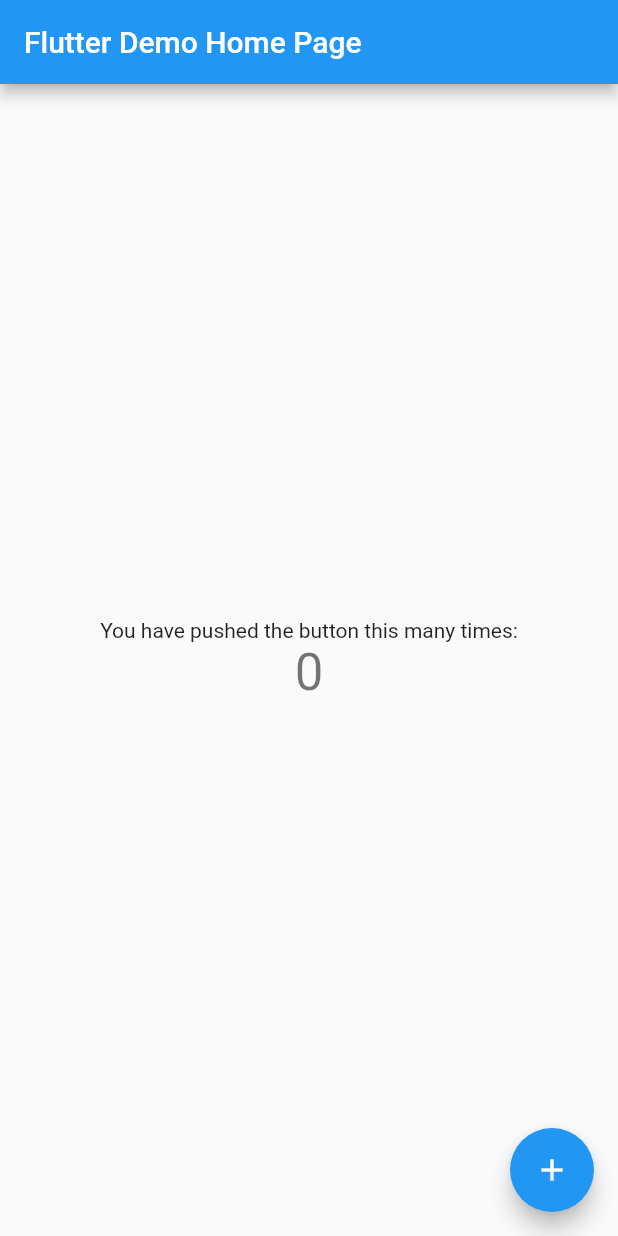
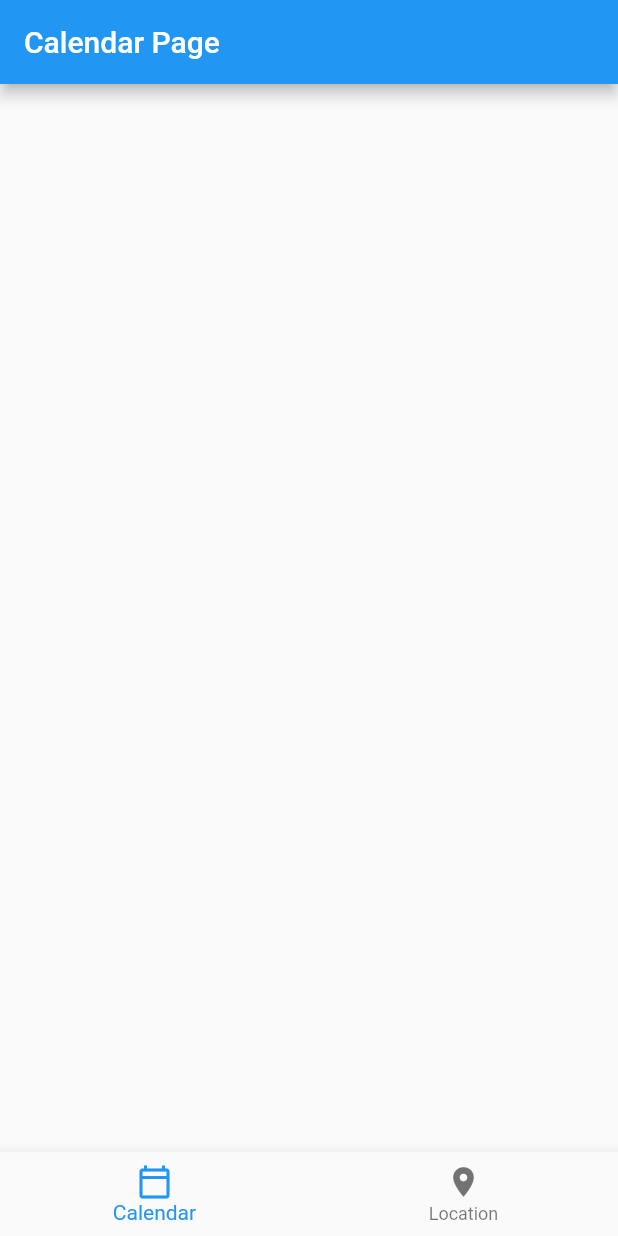
Before and after one commit to mattpake/gym_visit_tracker, a Flutter app: the screen it shows after launch, on a phone screen of 412 x 824 dp. Run offline on Flutter 3.47's test engine with Material 2 defaults, Android fonts, the phone set to English and light mode, and no system bars.

```diff
--- /dev/null
+++ b/lib/calendar_page.dart
@@ -0,0 +1,19 @@
+import 'package:flutter/material.dart';
+
+class CalendarPage extends StatefulWidget {
+  const CalendarPage({Key? key}) : super(key: key);
+
+  @override
+  _CalendarPageState createState() => _CalendarPageState();
+}
+
+class _CalendarPageState extends State<CalendarPage> {
+  @override
+  Widget build(BuildContext context) {
+    return Scaffold(
+      appBar: AppBar(
+        title: Text('Calendar Page'),
+      ),
+    );
+  }
+}
--- /dev/null
+++ b/lib/home_page.dart
@@ -0,0 +1,118 @@
+import 'package:flutter/material.dart';
+// import 'package:fluttertoast/fluttertoast.dart';
+// import 'package:geocoding/geocoding.dart';
+// import 'package:geolocator/geolocator.dart';
+// import 'package:google_maps_flutter/google_maps_flutter.dart';
+
+import 'calendar_page.dart';
+import 'gym_location_page.dart';
+
+class HomePage extends StatefulWidget {
+  const HomePage({Key? key}) : super(key: key);
+
+  @override
+  _HomePageState createState() => _HomePageState();
+}
+
+class _HomePageState extends State<HomePage> {
+  String longitudePosition = '';
+  String latitudePosition = '';
+  var currentAddress = 'My Address';
+  PageController _pageController = PageController();
+  List<Widget> _screens = [CalendarPage(), GymLocationPage()];
+  int _selectedIndex = 0;
+
+  void _onItemTapped(int index) {
+    setState(() {
+      _selectedIndex = index;
+    });
+  }
+
+  @override
+  void initState() {
+    super.initState();
+  }
+
+  @override
+  Widget build(BuildContext context) {
+    // Position currentPosition;
+
+    // Future<Position> _determinePosition() async {
+    //   bool serviceEnabled;
+    //   LocationPermission permission;
+    //
+    //   serviceEnabled = await Geolocator.isLocationServiceEnabled();
+    //   if (!serviceEnabled) {
+    //     Fluttertoast.showToast(msg: 'Please Keep your location on.');
+    //   }
+    //
+    //   permission = await Geolocator.checkPermission();
+    //   if (permission == LocationPermission.denied) {
+    //     permission = await Geolocator.requestPermission();
+    //
+    //     if (permission == LocationPermission.denied) {
+    //       Fluttertoast.showToast(msg: 'Location Permission is denied.');
+    //     }
+    //   }
+    //   if (permission == LocationPermission.deniedForever) {
+    //     Fluttertoast.showToast(msg: "Permission is denied Forever");
+    //   }
+    //   Position position = await Geolocator.getCurrentPosition(
+    //       desiredAccuracy: LocationAccuracy.high);
+    //   try {
+    //     List<Placemark> placemarks = await placemarkFromCoordinates(
+    //         position.latitude, position.longitude);
+    //     Placemark place = placemarks[0];
+    //     setState(
+    //       () {
+    //         currentPosition = position;
+    //         latitudePosition = position.latitude.toString();
+    //         longitudePosition = position.longitude.toString();
+    //         currentAddress =
+    //             '${place.locality}, ${place.postalCode}, ${place.country}';
+    //         print(currentAddress);
+    //       },
+    //     );
+    //   } catch (e) {
+    //     print('Error: $e');
+    //   }
+    //   return position;
+    // }
+
+    return Scaffold(
+      body: Container(
+        child: _screens.elementAt(_selectedIndex),
+        // controller: _pageController,
+        // children: _screens,
+        // onPageChanged: _onPageChanged,
+        // physics: NeverScrollableScrollPhysics(),
+        // children: [
+        //   Padding(
+        //     padding: const EdgeInsets.all(8.0),
+        //     child: ElevatedButton(
+        //       child: const Text("Where am I ?"),
+        //       onPressed: () {
+        //         _determinePosition();
+        //       },
+        //     ),
+        //   ),
+        //   Text(currentAddress),
+        //   Text('Longitude = $latitudePosition'),
+        //   Text('Longitude = $longitudePosition'),
+        // ],
+      ),
+      bottomNavigationBar: BottomNavigationBar(
+        onTap: _onItemTapped,
+        currentIndex: _selectedIndex,
+        items: const [
+          BottomNavigationBarItem(
+            icon: Icon(Icons.calendar_today_outlined),
+            label: "Calendar",
+          ),
+          BottomNavigationBarItem(
+              icon: Icon(Icons.location_on), label: "Location"),
+        ],
+      ),
+    );
+  }
+}
--- a/lib/main.dart
+++ b/lib/main.dart
@@ -1,115 +1,11 @@
 import 'package:flutter/material.dart';
 
+import 'home_page.dart';
+
 void main() {
-  runApp(const MyApp());
+  runApp(
+    const MaterialApp(
+      home: HomePage(),
+    ),
+  );
 }
-
-class MyApp extends StatelessWidget {
-  const MyApp({Key? key}) : super(key: key);
-
-  // This widget is the root of your application.
-  @override
-  Widget build(BuildContext context) {
-    return MaterialApp(
-      title: 'Flutter Demo',
-      theme: ThemeData(
-        // This is the theme of your application.
-        //
-        // Try running your application with "flutter run". You'll see the
-        // application has a blue toolbar. Then, without quitting the app, try
-        // changing the primarySwatch below to Colors.green and then invoke
-        // "hot reload" (press "r" in the console where you ran "flutter run",
-        // or simply save your changes to "hot reload" in a Flutter IDE).
-        // Notice that the counter didn't reset back to zero; the application
-        // is not restarted.
-        primarySwatch: Colors.blue,
-      ),
-      home: const MyHomePage(title: 'Flutter Demo Home Page'),
-    );
-  }
-}
-
-class MyHomePage extends StatefulWidget {
-  const MyHomePage({Key? key, required this.title}) : super(key: key);
-
-  // This widget is the home page of your application. It is stateful, meaning
-  // that it has a State object (defined below) that contains fields that affect
-  // how it looks.
-
-  // This class is the configuration for the state. It holds the values (in this
-  // case the title) provided by the parent (in this case the App widget) and
-  // used by the build method of the State. Fields in a Widget subclass are
-  // always marked "final".
-
-  final String title;
-
-  @override
-  State<MyHomePage> createState() => _MyHomePageState();
-}
-
-class _MyHomePageState extends State<MyHomePage> {
-  int _counter = 0;
-
-  void _incrementCounter() {
-    setState(() {
-      // This call to setState tells the Flutter framework that something has
-      // changed in this State, which causes it to rerun the build method below
-      // so that the display can reflect the updated values. If we changed
-      // _counter without calling setState(), then the build method would not be
-      // called again, and so nothing would appear to happen.
-      _counter++;
-    });
-  }
-
-  @override
-  Widget build(BuildContext context) {
-    // This method is rerun every time setState is called, for instance as done
-    // by the _incrementCounter method above.
-    //
-    // The Flutter framework has been optimized to make rerunning build methods
-    // fast, so that you can just rebuild anything that needs updating rather
-    // than having to individually change instances of widgets.
-    return Scaffold(
-      appBar: AppBar(
-        // Here we take the value from the MyHomePage object that was created by
-        // the App.build method, and use it to set our appbar title.
-        title: Text(widget.title),
-      ),
-      body: Center(
-        // Center is a layout widget. It takes a single child and positions it
-        // in the middle of the parent.
-        child: Column(
-          // Column is also a layout widget. It takes a list of children and
-          // arranges them vertically. By default, it sizes itself to fit its
-          // children horizontally, and tries to be as tall as its parent.
-          //
-          // Invoke "debug painting" (press "p" in the console, choose the
-          // "Toggle Debug Paint" action from the Flutter Inspector in Android
-          // Studio, or the "Toggle Debug Paint" command in Visual Studio Code)
-          // to see the wireframe for each widget.
-          //
-          // Column has various properties to control how it sizes itself and
-          // how it positions its children. Here we use mainAxisAlignment to
-          // center the children vertically; the main axis here is the vertical
-          // axis because Columns are vertical (the cross axis would be
-          // horizontal).
-          mainAxisAlignment: MainAxisAlignment.center,
-          children: <Widget>[
-            const Text(
-              'You have pushed the button this many times:',
-            ),
-            Text(
-              '$_counter',
-              style: Theme.of(context).textTheme.headline4,
-            ),
-          ],
-        ),
-      ),
-      floatingActionButton: FloatingActionButton(
-        onPressed: _incrementCounter,
-        tooltip: 'Increment',
-        child: const Icon(Icons.add),
-      ), // This trailing comma makes auto-formatting nicer for build methods.
-    );
-  }
-}
```
Also changed, not shown: lib/gym_location_page.dart (added, +72 -0 lines).
